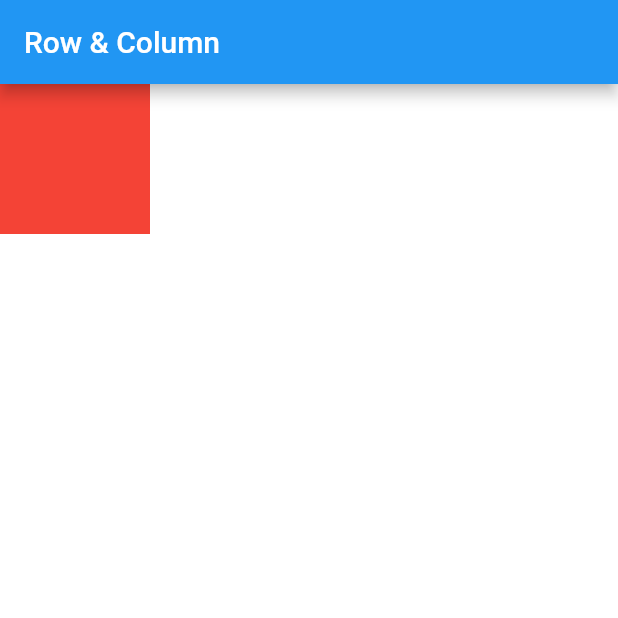
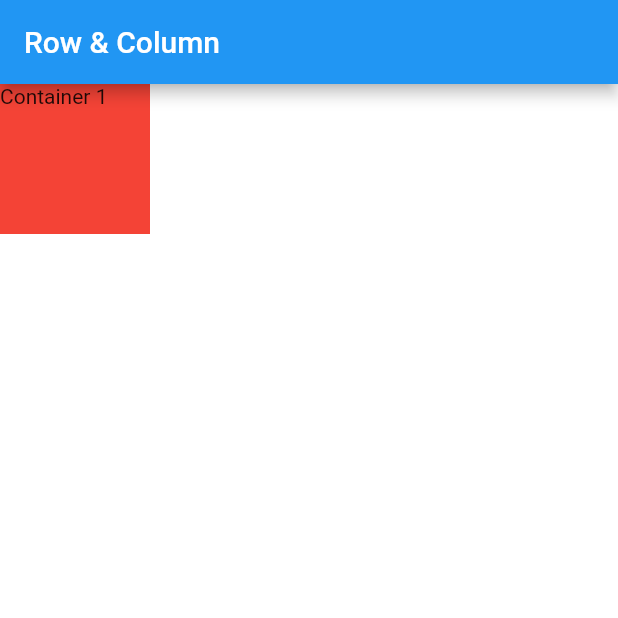
Before and after one commit to Naruse-Kazuki/Row_Column_Widget, a Flutter app: the screen it shows after launch, on a phone screen of 412 x 824 dp, the top half of it. Run offline on Flutter 3.47's test engine with Material 2 defaults, Android fonts, the phone set to English and light mode, and no system bars.

Commit message:
Add_Text

```diff
--- a/lib/main.dart
+++ b/lib/main.dart
@@ -22,7 +22,7 @@ class MyApp extends StatelessWidget {
                 height: 100,
                 width: 100,
                 color: Colors.red,
-//                child: Text('Container 1'),
+                child: Text('Container 1'),
               )
             ],
           ),
```
